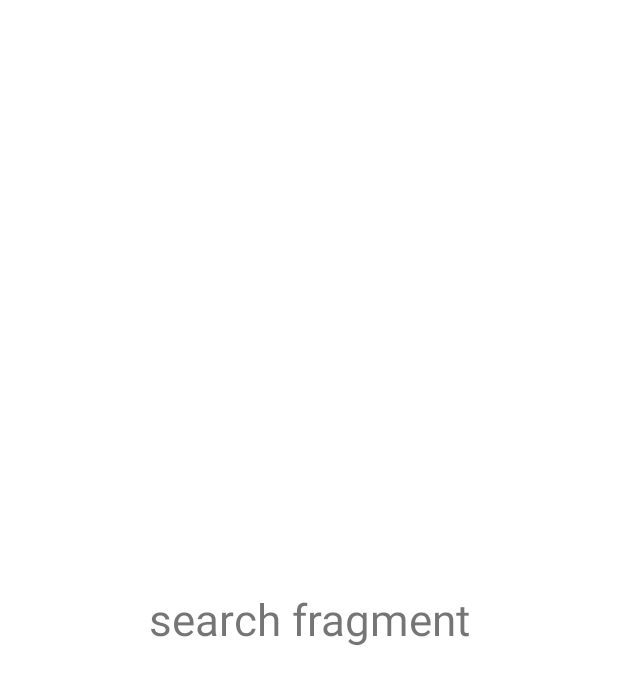
After one commit to Nurkyz-Chynybaeva/Book_Library, an Android app: the layout fragment_search.xml on its own in the app's theme, with its tools: preview values and no code run, on a phone screen of 412 x 824 dp. The commit adds this screen. Shown: the top 685 px of the screen. Run offline under Robolectric (Android 15) with nearby library versions, the phone set to English and light mode, and no system bars.

```diff
--- a/app/src/main/java/com/example/book_library/ui/base/BaseFragment.kt
+++ b/app/src/main/java/com/example/book_library/ui/base/BaseFragment.kt
@@ -8,8 +8,6 @@
 import androidx.lifecycle.ViewModel
 import androidx.lifecycle.ViewModelProvider
 import androidx.viewbinding.ViewBinding
-import dagger.hilt.android.AndroidEntryPoint
-
 
 open class BaseFragment<viewModel : ViewModel, viewBinding: ViewBinding>(
     private val vmClass: Class<viewModel>,
@@ -40,5 +38,4 @@
         super.onDestroyView()
         _binding = null
     }
-
 }
--- a/app/src/main/java/com/example/book_library/ui/base/BaseViewModel.kt
+++ b/app/src/main/java/com/example/book_library/ui/base/BaseViewModel.kt
@@ -10,7 +10,6 @@
         CompositeDisposable()
     }
 
-
     override fun onCleared() {
         disposable.clear()
         super.onCleared()
--- a/app/src/main/res/layout/fragment_main.xml
+++ b/app/src/main/res/layout/fragment_main.xml
@@ -1,6 +1,7 @@
 <?xml version="1.0" encoding="utf-8"?>
 <androidx.constraintlayout.widget.ConstraintLayout xmlns:android="http://schemas.android.com/apk/res/android"
     android:layout_width="match_parent"
-    android:layout_height="match_parent">
+    android:layout_height="match_parent"
+    xmlns:app="http://schemas.android.com/apk/res-auto">
 
 </androidx.constraintlayout.widget.ConstraintLayout>
--- /dev/null
+++ b/app/src/main/res/layout/fragment_search.xml
@@ -0,0 +1,20 @@
+<?xml version="1.0" encoding="utf-8"?>
+<androidx.constraintlayout.widget.ConstraintLayout xmlns:android="http://schemas.android.com/apk/res/android"
+    android:layout_width="match_parent"
+    android:layout_height="match_parent"
+    xmlns:app="http://schemas.android.com/apk/res-auto">
+
+    <androidx.appcompat.widget.AppCompatTextView
+        android:id="@+id/txtSearch"
+        android:text="search fragment"
+        android:textSize="29sp"
+        app:layout_constraintTop_toTopOf="parent"
+        app:layout_constraintBottom_toBottomOf="parent"
+        app:layout_constraintStart_toStartOf="parent"
+        app:layout_constraintEnd_toEndOf="parent"
+        android:layout_width="wrap_content"
+        android:layout_height="wrap_content"
+        />
+
+
+</androidx.constraintlayout.widget.ConstraintLayout>
```
Also changed, not shown: app/build.gradle (+3 -4 lines), app/src/main/java/com/example/book_library/ui/MainActivity.kt (+21 -0 lines), app/src/main/java/com/example/book_library/ui/main_screen/MainFragment.kt (+12 -2 lines), app/src/main/java/com/example/book_library/ui/search_screen/SearchFragment.kt (added, +27 -0 lines), app/src/main/java/com/example/book_library/ui/search_screen/SearchViewModel.kt (added, +11 -0 lines), app/src/main/java/com/example/book_library/ui/user_screen/UserFragment.kt (added, +27 -0 lines), app/src/main/java/com/example/book_library/ui/user_screen/UserViewModel.kt (added, +10 -0 lines), app/src/main/res/drawable/ic_home.xml (added, +10 -0 lines), app/src/main/res/drawable/ic_person.xml (added, +10 -0 lines), app/src/main/res/drawable/ic_search.xml (added, +10 -0 lines), app/src/main/res/layout/activity_main.xml (+27 -6 lines), app/src/main/res/layout/fragment_user.xml (added, +18 -0 lines).
